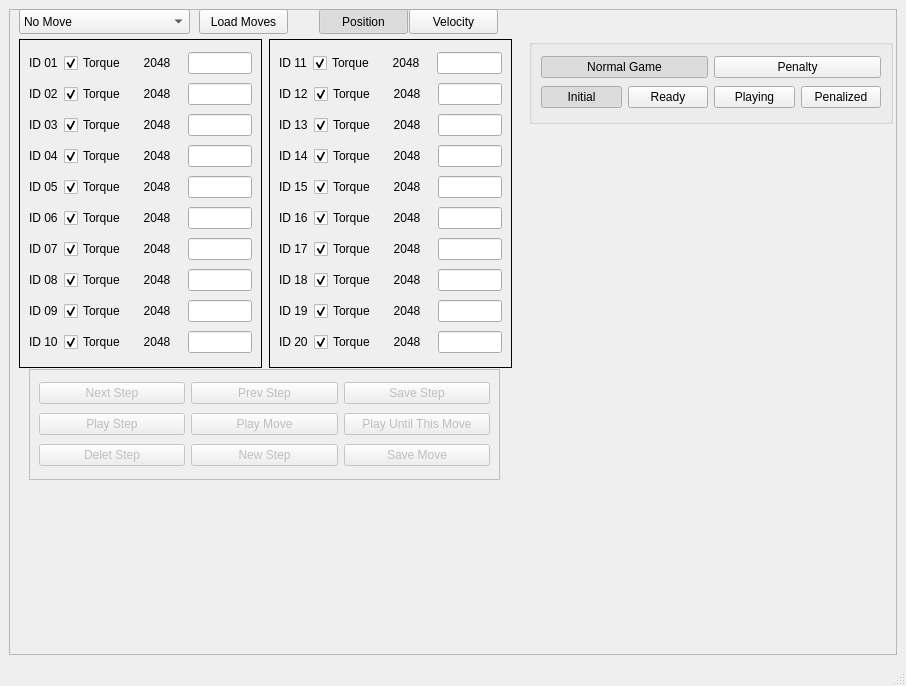
Qt form src/gui/src/main_window.ui (RoboFEI/RoboFEI-HT_2023_SOFTWARE) before a commit.
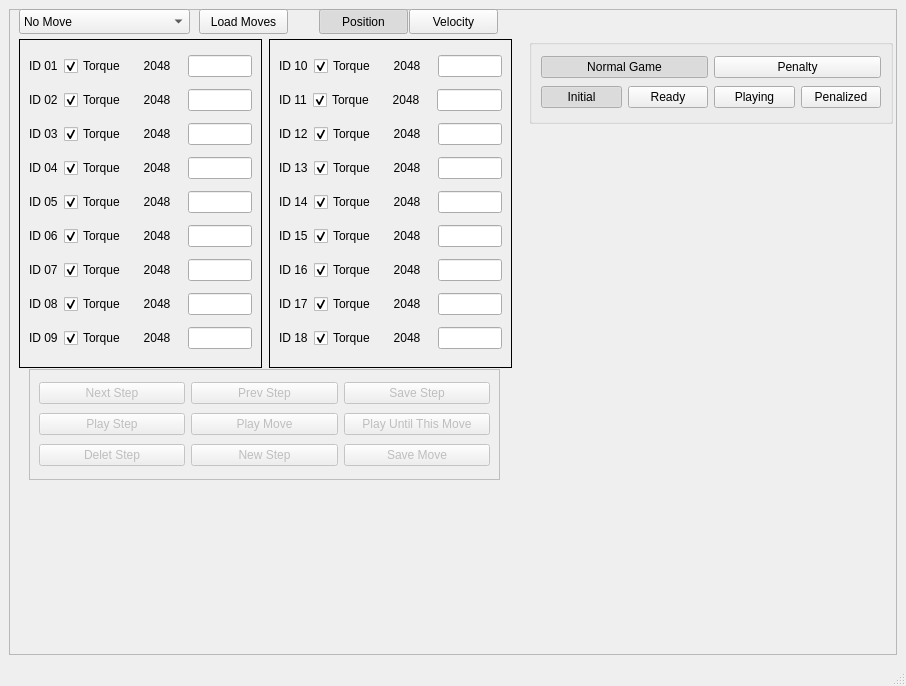
The same form after that commit.

Patch:
```diff
--- a/src/gui/src/main_window.ui
+++ b/src/gui/src/main_window.ui
@@ -45,6 +45,59 @@
         <enum>QFrame::Plain</enum>
        </property>
        <layout class="QVBoxLayout" name="verticalLayout_2">
+        <item>
+         <layout class="QHBoxLayout" name="horizontalLayout_10">
+          <item>
+           <widget class="QLabel" name="label_id_10">
+            <property name="text">
+             <string>ID 10</string>
+            </property>
+           </widget>
+          </item>
+          <item>
+           <widget class="QCheckBox" name="torque_id_10">
+            <property name="enabled">
+             <bool>true</bool>
+            </property>
+            <property name="text">
+             <string>Torque</string>
+            </property>
+            <property name="checked">
+             <bool>true</bool>
+            </property>
+           </widget>
+          </item>
+          <item>
+           <widget class="QLabel" name="label_10">
+            <property name="minimumSize">
+             <size>
+              <width>50</width>
+              <height>0</height>
+             </size>
+            </property>
+            <property name="layoutDirection">
+             <enum>Qt::LeftToRight</enum>
+            </property>
+            <property name="text">
+             <string>2048</string>
+            </property>
+            <property name="alignment">
+             <set>Qt::AlignCenter</set>
+            </property>
+           </widget>
+          </item>
+          <item>
+           <widget class="QLineEdit" name="pos_id_10">
+            <property name="inputMethodHints">
+             <set>Qt::ImhNone</set>
+            </property>
+            <property name="maxLength">
+             <number>4</number>
+            </property>
+           </widget>
+          </item>
+         </layout>
+        </item>
         <item>
          <layout class="QHBoxLayout" name="horizontalLayout_11">
           <item>
@@ -427,100 +480,6 @@
           </item>
          </layout>
         </item>
-        <item>
-         <layout class="QHBoxLayout" name="horizontalLayout_19">
-          <item>
-           <widget class="QLabel" name="label_id_19">
-            <property name="text">
-             <string>ID 19</string>
-            </property>
-           </widget>
-          </item>
-          <item>
-           <widget class="QCheckBox" name="torque_id_19">
-            <property name="text">
-             <string>Torque</string>
-            </property>
-            <property name="checked">
-             <bool>true</bool>
-            </property>
-           </widget>
-          </item>
-          <item>
-           <widget class="QLabel" name="label_19">
-            <property name="minimumSize">
-             <size>
-              <width>50</width>
-              <height>0</height>
-             </size>
-            </property>
-            <property name="layoutDirection">
-             <enum>Qt::LeftToRight</enum>
-            </property>
-            <property name="text">
-             <string>2048</string>
-            </property>
-            <property name="alignment">
-             <set>Qt::AlignCenter</set>
-            </property>
-           </widget>
-          </item>
-          <item>
-           <widget class="QLineEdit" name="pos_id_19">
-            <property name="inputMethodHints">
-             <set>Qt::ImhNone</set>
-            </property>
-           </widget>
-          </item>
-         </layout>
-        </item>
-        <item>
-         <layout class="QHBoxLayout" name="horizontalLayout_20">
-          <item>
-           <widget class="QLabel" name="label_id_20">
-            <property name="text">
-             <string>ID 20</string>
-            </property>
-           </widget>
-          </item>
-          <item>
-           <widget class="QCheckBox" name="torque_id_20">
-            <property name="text">
-             <string>Torque</string>
-            </property>
-            <property name="checked">
-             <bool>true</bool>
-            </property>
-           </widget>
-          </item>
-          <item>
-           <widget class="QLabel" name="label_20">
-            <property name="minimumSize">
-             <size>
-              <width>50</width>
-              <height>0</height>
-             </size>
-            </property>
-            <property name="layoutDirection">
-             <enum>Qt::LeftToRight</enum>
-            </property>
-            <property name="text">
-             <string>2048</string>
-            </property>
-            <property name="alignment">
-             <set>Qt::AlignCenter</set>
-            </property>
-           </widget>
-          </item>
-          <item>
-           <widget class="QLineEdit" name="pos_id_20">
-            <property name="inputMethodHints">
-             <set>Qt::ImhNone</set>
-            </property>
-           </widget>
-          </item>
-         </layout>
-        </item>
        </layout>
       </widget>
       <widget class="QFrame" name="verticalFrame">
@@ -1019,59 +978,6 @@
           </item>
          </layout>
         </item>
-        <item>
-         <layout class="QHBoxLayout" name="horizontalLayout_10">
-          <item>
-           <widget class="QLabel" name="label_id_10">
-            <property name="text">
-             <string>ID 10</string>
-            </property>
-           </widget>
-          </item>
-          <item>
-           <widget class="QCheckBox" name="torque_id_10">
-            <property name="enabled">
-             <bool>true</bool>
-            </property>
-            <property name="text">
-             <string>Torque</string>
-            </property>
-            <property name="checked">
-             <bool>true</bool>
-            </property>
-           </widget>
-          </item>
-          <item>
-           <widget class="QLabel" name="label_10">
-            <property name="minimumSize">
-             <size>
-              <width>50</width>
-              <height>0</height>
-             </size>
-            </property>
-            <property name="layoutDirection">
-             <enum>Qt::LeftToRight</enum>
-            </property>
-            <property name="text">
-             <string>2048</string>
-            </property>
-            <property name="alignment">
-             <set>Qt::AlignCenter</set>
-            </property>
-           </widget>
-          </item>
-          <item>
-           <widget class="QLineEdit" name="pos_id_10">
-            <property name="inputMethodHints">
-             <set>Qt::ImhNone</set>
-            </property>
-            <property name="maxLength">
-             <number>4</number>
-            </property>
-           </widget>
-          </item>
-         </layout>
-        </item>
        </layout>
       </widget>
       <widget class="QGroupBox" name="verticalGroupBox">
```
